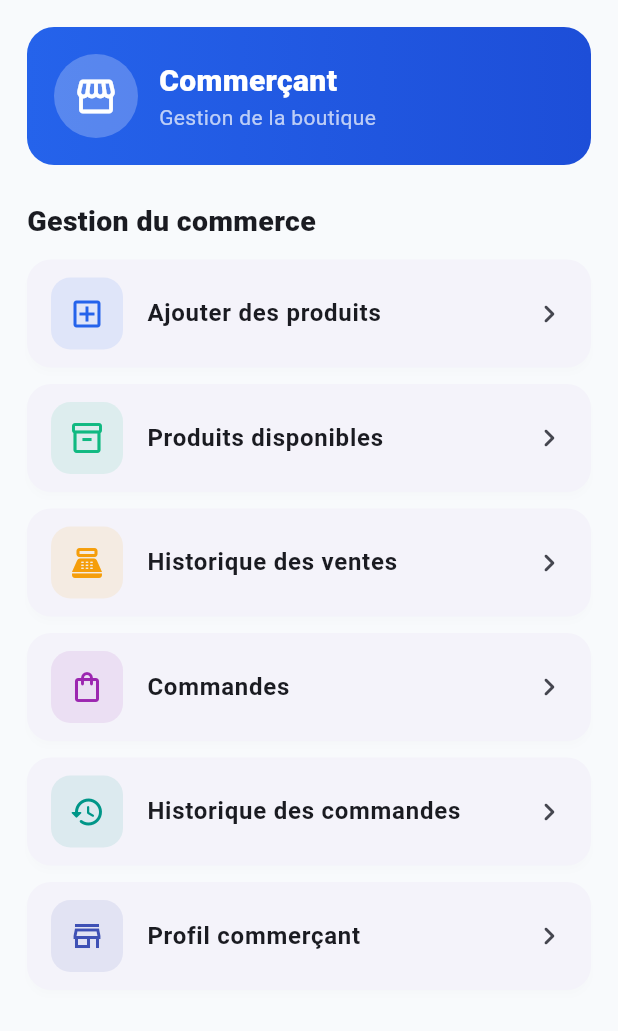
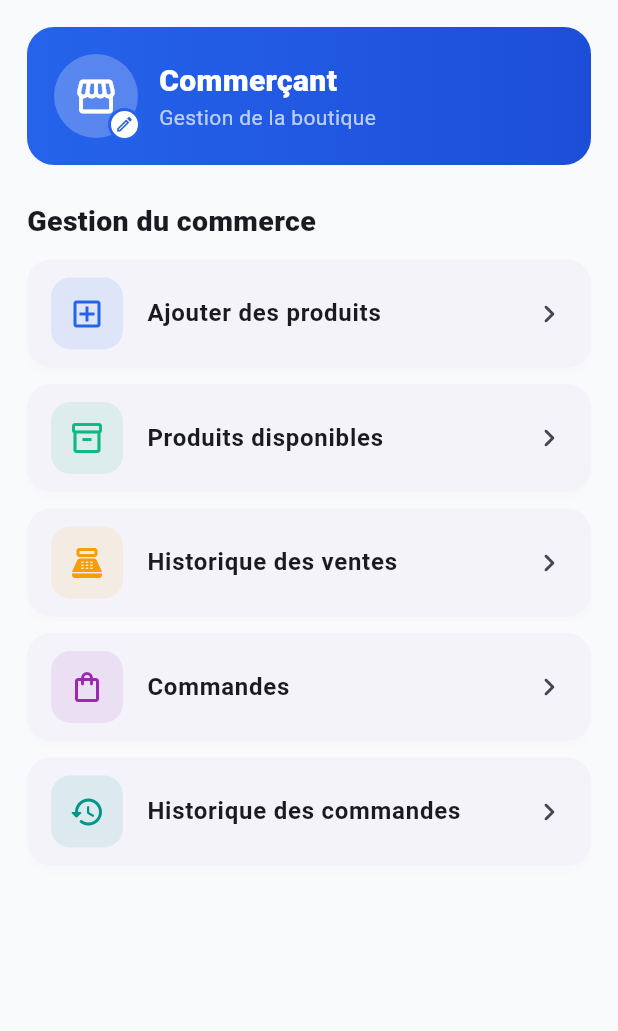
Before and after one commit to saiid27/livraison, a Flutter app: the MerchantHomePage screen opened by its route, on a phone screen of 412 x 824 dp, the part 84-1115 px from its top. Run offline on Flutter 3.47's test engine with Material 3 defaults, Android fonts, the phone set to English and light mode, and no system bars; our stand-ins replace audioplayers, dio, flutter_map, flutter_riverpod, flutter_secure_storage, flutter_svg and 3 more; accounts and stored records are empty; project files that could hold a hidden picture were left out.

Commit message:
Open merchant profile from header avatar

```diff
--- a/delivery_app/lib/features/merchant/presentation/pages/merchant_home_page.dart
+++ b/delivery_app/lib/features/merchant/presentation/pages/merchant_home_page.dart
@@ -45,12 +45,6 @@ class MerchantHomePage extends ConsumerWidget {
         Colors.teal,
         () => context.go('/merchant/order-history'),
       ),
-      _MerchantItem(
-        isAr ? 'ملف التاجر' : 'Profil commerçant',
-        Icons.store_mall_directory_outlined,
-        Colors.indigo,
-        () => context.go('/merchant/profile'),
-      ),
     ];
 
     return Scaffold(
@@ -72,10 +66,44 @@ class MerchantHomePage extends ConsumerWidget {
             ),
             child: Row(
               children: [
-                const CircleAvatar(
-                  radius: 28,
-                  backgroundColor: Colors.white24,
-                  child: Icon(Icons.storefront, color: Colors.white, size: 30),
+                InkWell(
+                  onTap: () => context.go('/merchant/profile'),
+                  borderRadius: BorderRadius.circular(999),
+                  child: Stack(
+                    clipBehavior: Clip.none,
+                    children: [
+                      const CircleAvatar(
+                        radius: 28,
+                        backgroundColor: Colors.white24,
+                        child: Icon(
+                          Icons.storefront,
+                          color: Colors.white,
+                          size: 30,
+                        ),
+                      ),
+                      Positioned(
+                        right: -2,
+                        bottom: -2,
+                        child: Container(
+                          width: 22,
+                          height: 22,
+                          decoration: BoxDecoration(
+                            color: Colors.white,
+                            shape: BoxShape.circle,
+                            border: Border.all(
+                              color: AppColors.primary,
+                              width: 2,
+                            ),
+                          ),
+                          child: const Icon(
+                            Icons.edit_outlined,
+                            size: 13,
+                            color: AppColors.primary,
+                          ),
+                        ),
+                      ),
+                    ],
+                  ),
                 ),
                 const SizedBox(width: 14),
                 Expanded(
```
